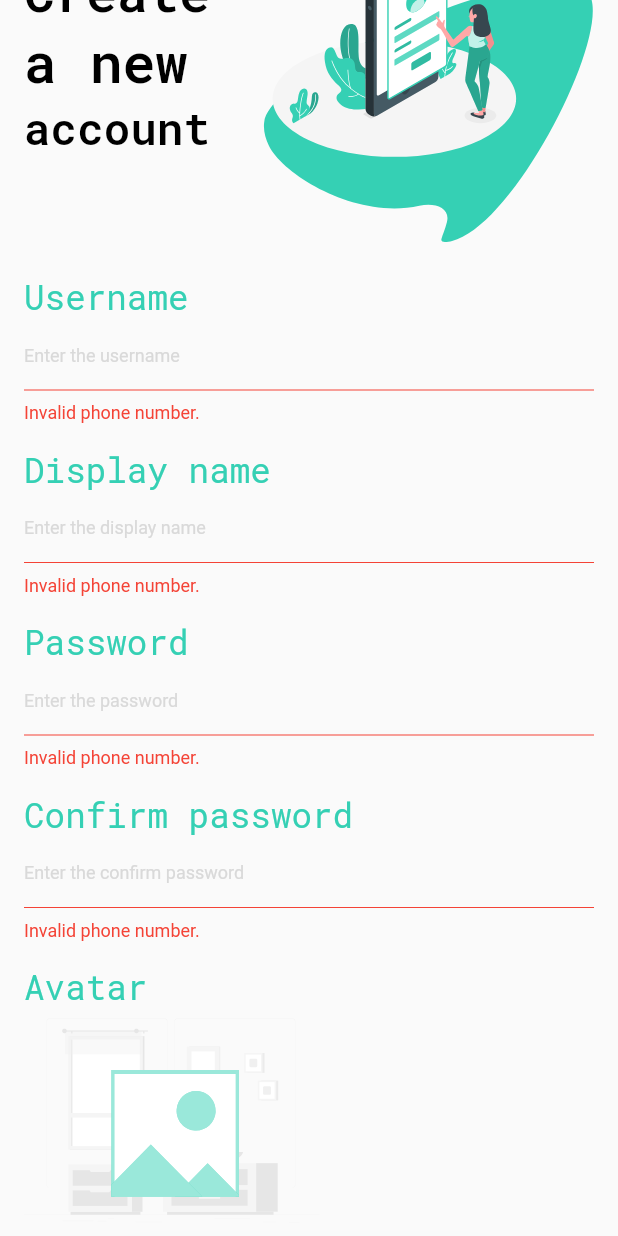
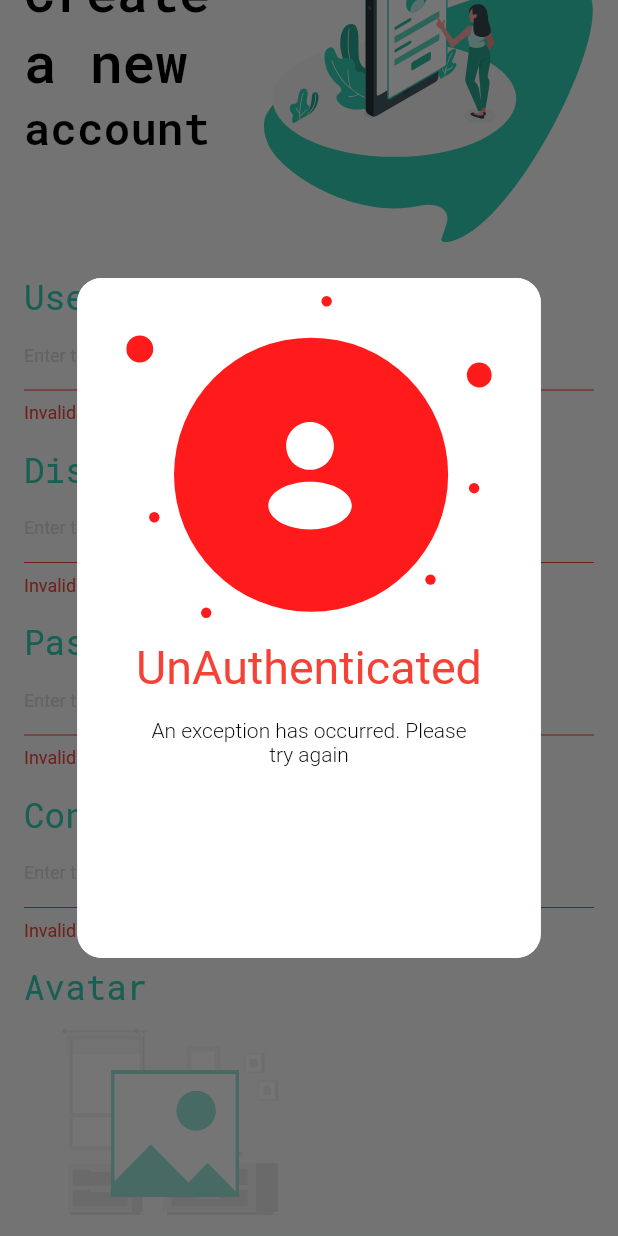
Before and after one commit to hoaichuongCKC/post_social_media, a Flutter app: the RegisterPage screen opened directly, scrolled down 141 dp, after a tap on "Register", on a phone screen of 412 x 824 dp. Run offline on Flutter 3.47's test engine with Material 2 defaults, Android fonts, the phone set to English and light mode, and no system bars; our stand-ins replace flutter_spinkit, flutter_svg, google_fonts, pin_code_fields.

Commit message:
add page register

```diff
--- a/lib/common/components/label_text_form_field.dart
+++ b/lib/common/components/label_text_form_field.dart
@@ -8,11 +8,13 @@ class LabelTextFormField extends StatelessWidget {
       required this.size,
       required this.controller,
       required this.label,
-      required this.hintText});
+      required this.hintText,
+      this.validator});
   final Size size;
   final TextEditingController controller;
   final String label;
   final String hintText;
+  final String? Function(String?)? validator;
   @override
   Widget build(BuildContext context) {
     return Column(
@@ -37,12 +39,7 @@ class LabelTextFormField extends StatelessWidget {
         ),
         TextFormField(
           controller: controller,
-          validator: (value) {
-            if (value!.isEmpty) {
-              return "Invalid phone number.";
-            }
-            return null;
-          },
+          validator: validator,
           style: const TextStyle(
             fontSize: 14.0,
             color: AppColors.disable,
--- /dev/null
+++ b/lib/common/popup/popup_control.dart
@@ -0,0 +1,33 @@
+import 'package:flutter/material.dart';
+import 'package:post_media_social/common/popup/widgets/show_auth_error.dart';
+import 'package:post_media_social/common/popup/widgets/show_auth_success.dart';
+
+class PopupControl {
+  PopupControl._();
+
+  static PopupControl instance = PopupControl._();
+
+  void showAuthSuccess({
+    required BuildContext context,
+  }) async {
+    final size = MediaQuery.of(context).size;
+    showDialog(
+      context: context,
+      builder: (context) {
+        return ShowAuthSuccess(size: size);
+      },
+    );
+  }
+
+  void showAuthError({
+    required BuildContext context,
+  }) async {
+    final size = MediaQuery.of(context).size;
+    showDialog(
+      context: context,
+      builder: (context) {
+        return ShowAuthError(size: size);
+      },
+    );
+  }
+}
--- /dev/null
+++ b/lib/common/popup/widgets/show_auth_error.dart
@@ -0,0 +1,94 @@
+import 'package:flutter/material.dart';
+import 'package:flutter_svg/flutter_svg.dart';
+import 'package:post_media_social/config/colors.dart';
+
+class ShowAuthError extends StatelessWidget {
+  const ShowAuthError({
+    super.key,
+    required this.size,
+  });
+
+  final Size size;
+
+  @override
+  Widget build(BuildContext context) {
+    return Center(
+      child: Material(
+        shape: const RoundedRectangleBorder(
+          borderRadius: BorderRadius.all(Radius.circular(16.0)),
+        ),
+        child: Container(
+          padding: const EdgeInsets.all(12.0),
+          decoration: const BoxDecoration(
+            color: AppColors.light,
+            borderRadius: BorderRadius.all(Radius.circular(16.0)),
+          ),
+          width: size.width * .75,
+          height: size.height * .55,
+          // constraints: const BoxConstraints(
+          //   maxHeight: 300.0,
+          //   minHeight: 200.0,
+          // ),
+          child: Column(
+            mainAxisSize: MainAxisSize.min,
+            crossAxisAlignment: CrossAxisAlignment.stretch,
+            children: [
+              Expanded(
+                child: FittedBox(
+                  child: SvgPicture.asset("assets/images/img-popup-error.svg"),
+                ),
+              ),
+              Expanded(
+                child: Column(
+                  crossAxisAlignment: CrossAxisAlignment.stretch,
+                  children: [
+                    const SizedBox(height: 15.0),
+                    const Expanded(
+                      child: FittedBox(
+                        child: Text(
+                          "UnAuthenticated",
+                          style: TextStyle(
+                            color: AppColors.error,
+                            fontSize: 16.0,
+                            fontWeight: FontWeight.w400,
+                          ),
+                        ),
+                      ),
+                    ),
+                    const SizedBox(height: 15.0),
+                    Expanded(
+                      flex: 4,
+                      child: Column(
+                        crossAxisAlignment: CrossAxisAlignment.stretch,
+                        children: const [
+                          Text(
+                            "An exception has occurred. Please ",
+                            style: TextStyle(
+                              color: AppColors.dark,
+                              fontSize: 14.0,
+                              fontWeight: FontWeight.w300,
+                            ),
+                            textAlign: TextAlign.center,
+                          ),
+                          Text(
+                            "try again",
+                            style: TextStyle(
+                              color: AppColors.dark,
+                              fontSize: 14.0,
+                              fontWeight: FontWeight.w300,
+                            ),
+                            textAlign: TextAlign.center,
+                          ),
+                        ],
+                      ),
+                    ),
+                  ],
+                ),
+              ),
+            ],
+          ),
+        ),
+      ),
+    );
+  }
+}
--- a/lib/config/colors.dart
+++ b/lib/config/colors.dart
@@ -8,4 +8,7 @@ class AppColors {
   static const dark = Color.fromARGB(255, 0, 0, 0);
 
   static const light = Color.fromARGB(255, 255, 255, 255);
+
+  static const error = Colors.red;
+  static const success = Colors.green;
 }
--- a/lib/pages/otp/otp_page.dart
+++ b/lib/pages/otp/otp_page.dart
@@ -5,7 +5,6 @@ import 'package:flutter_svg/flutter_svg.dart';
 import 'package:pin_code_fields/pin_code_fields.dart';
 import 'package:post_media_social/common/widgets/arrow_back.dart';
 import 'package:post_media_social/config/colors.dart';
-import 'package:post_media_social/config/routes.dart';
 
 class OtpPage extends StatefulWidget {
   const OtpPage({super.key});
--- a/lib/pages/register/register_page.dart
+++ b/lib/pages/register/register_page.dart
@@ -1,6 +1,7 @@
 import 'package:flutter/material.dart';
 import 'package:flutter_svg/flutter_svg.dart';
 import 'package:post_media_social/common/components/label_text_form_field.dart';
+import 'package:post_media_social/common/popup/popup_control.dart';
 import 'package:post_media_social/common/widgets/arrow_back.dart';
 import 'package:post_media_social/common/widgets/button_cts.dart';
 import 'package:post_media_social/config/style_text.dart';
@@ -51,6 +52,12 @@ class _RegisterPageState extends State<RegisterPage> {
                       controller: usernameController,
                       label: "Username",
                       hintText: "Enter the username",
+                      validator: (p0) {
+                        if (p0!.isEmpty) {
+                          return "Invalid username";
+                        }
+                        return null;
+                      },
                     ),
                     ConstrainedBox(
                       constraints: const BoxConstraints(
@@ -66,6 +73,12 @@ class _RegisterPageState extends State<RegisterPage> {
                       controller: displayNameController,
                       label: "Display name",
                       hintText: "Enter the display name",
+                      validator: (p0) {
+                        if (p0!.isEmpty) {
+                          return "Invalid display name";
+                        }
+                        return null;
+                      },
                     ),
                     ConstrainedBox(
                       constraints: const BoxConstraints(
@@ -81,6 +94,12 @@ class _RegisterPageState extends State<RegisterPage> {
                       controller: passwordController,
                       label: "Password",
                       hintText: "Enter the password",
+                      validator: (p0) {
+                        if (p0!.isEmpty) {
+                          return "Invalid password";
+                        }
+                        return null;
+                      },
                     ),
                     ConstrainedBox(
                       constraints: const BoxConstraints(
@@ -96,6 +115,12 @@ class _RegisterPageState extends State<RegisterPage> {
                       controller: confirmPasswordController,
                       label: "Confirm password",
                       hintText: "Enter the confirm password",
+                      validator: (p0) {
+                        if (p0!.isEmpty) {
+                          return "Invalid confirm password";
+                        }
+                        return null;
+                      },
                     ),
                     ConstrainedBox(
                       constraints: const BoxConstraints(
@@ -156,6 +181,7 @@ class _RegisterPageState extends State<RegisterPage> {
                   text: "Register",
                   onPressed: () {
                     if (formKey.currentState!.validate()) {}
+                    PopupControl.instance.showAuthError(context: context);
                   },
                   width: size.width * 0.6,
                   height: size.height * .07,
```
Also changed, not shown: lib/common/popup/widgets/show_auth_success.dart (added, +104 -0 lines), assets/images/img-popup-error.svg (added), assets/images/img-popup-success.svg (added).
